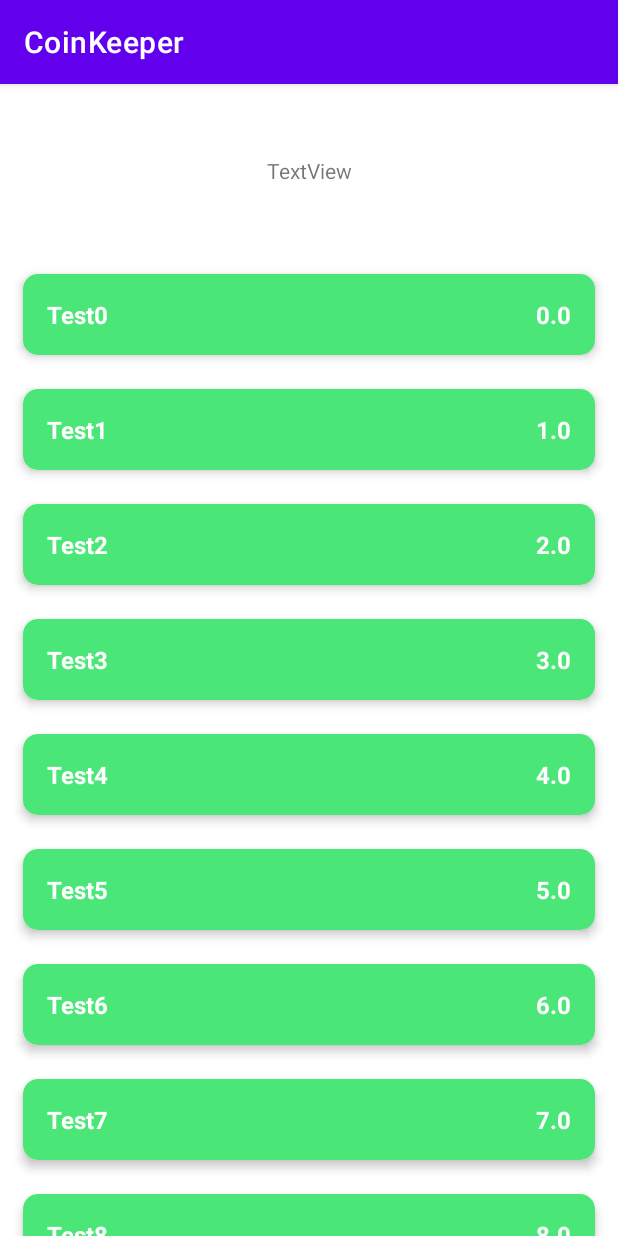
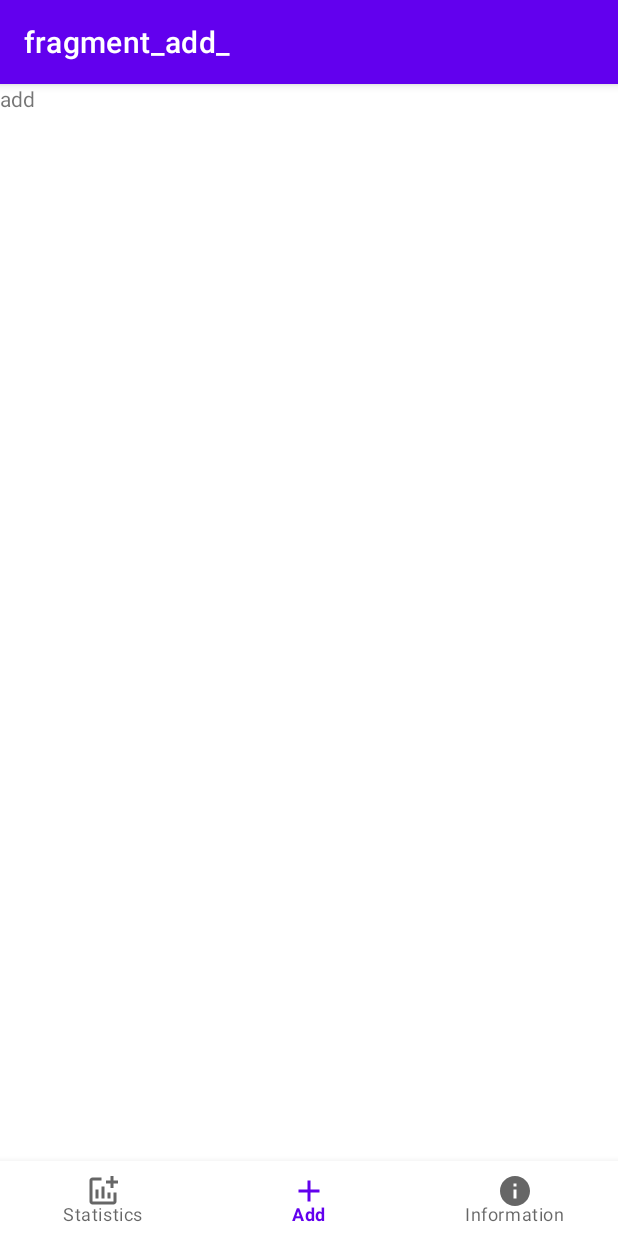
Before and after one commit to YungDenn/CoinKeeper, an Android app: the screen it shows after launch (MainActivity), on a phone screen of 412 x 824 dp. Run offline under Robolectric (Android 15) with nearby library versions, the phone set to English and light mode, and no system bars; our stand-ins replace navigation-ui.

Commit message:
Create Bottom Navigation View

```diff
--- a/app/build.gradle
+++ b/app/build.gradle
@@ -37,6 +37,9 @@ dependencies {
     implementation 'androidx.appcompat:appcompat:1.4.1'
     implementation 'com.google.android.material:material:1.5.0'
     implementation 'androidx.constraintlayout:constraintlayout:2.1.3'
+    implementation 'androidx.navigation:navigation-fragment-ktx:2.4.1'
+    implementation 'androidx.navigation:navigation-ui-ktx:2.4.1'
+    implementation 'androidx.legacy:legacy-support-v4:1.0.0'
     testImplementation 'junit:junit:4.+'
     androidTestImplementation 'androidx.test.ext:junit:1.1.3'
     androidTestImplementation 'androidx.test.espresso:espresso-core:3.4.0'
--- /dev/null
+++ b/app/src/main/java/com/example/coinkeeper/Add_Fragment.kt
@@ -0,0 +1,59 @@
+package com.example.coinkeeper
+
+import android.os.Bundle
+import androidx.fragment.app.Fragment
+import android.view.LayoutInflater
+import android.view.View
+import android.view.ViewGroup
+
+// TODO: Rename parameter arguments, choose names that match
+// the fragment initialization parameters, e.g. ARG_ITEM_NUMBER
+private const val ARG_PARAM1 = "param1"
+private const val ARG_PARAM2 = "param2"
+
+/**
+ * A simple [Fragment] subclass.
+ * Use the [Add_Fragment.newInstance] factory method to
+ * create an instance of this fragment.
+ */
+class Add_Fragment : Fragment() {
+    // TODO: Rename and change types of parameters
+    private var param1: String? = null
+    private var param2: String? = null
+
+    override fun onCreate(savedInstanceState: Bundle?) {
+        super.onCreate(savedInstanceState)
+        arguments?.let {
+            param1 = it.getString(ARG_PARAM1)
+            param2 = it.getString(ARG_PARAM2)
+        }
+    }
+
+    override fun onCreateView(
+        inflater: LayoutInflater, container: ViewGroup?,
+        savedInstanceState: Bundle?
+    ): View? {
+        // Inflate the layout for this fragment
+        return inflater.inflate(R.layout.fragment_add_, container, false)
+    }
+
+    companion object {
+        /**
+         * Use this factory method to create a new instance of
+         * this fragment using the provided parameters.
+         *
+         * @param param1 Parameter 1.
+         * @param param2 Parameter 2.
+         * @return A new instance of fragment Add_Fragment.
+         */
+        // TODO: Rename and change types and number of parameters
+        @JvmStatic
+        fun newInstance(param1: String, param2: String) =
+            Add_Fragment().apply {
+                arguments = Bundle().apply {
+                    putString(ARG_PARAM1, param1)
+                    putString(ARG_PARAM2, param2)
+                }
+            }
+    }
+}
--- a/app/src/main/java/com/example/coinkeeper/presentation/MainActivity.kt
+++ b/app/src/main/java/com/example/coinkeeper/presentation/MainActivity.kt
@@ -5,9 +5,15 @@ import android.os.Bundle
 import androidx.fragment.app.FragmentContainerView
 import androidx.lifecycle.ViewModel
 import androidx.lifecycle.ViewModelProvider
+import androidx.navigation.findNavController
+import androidx.navigation.fragment.NavHostFragment
+import androidx.navigation.ui.AppBarConfiguration
+import androidx.navigation.ui.setupActionBarWithNavController
+import androidx.navigation.ui.setupWithNavController
 import androidx.recyclerview.widget.RecyclerView
 import com.example.coinkeeper.R
 import com.example.coinkeeper.presentation.FinanceListAdapter
+import com.google.android.material.bottomnavigation.BottomNavigationView
 
 
 class MainActivity : AppCompatActivity() {
@@ -19,30 +25,45 @@ class MainActivity : AppCompatActivity() {
     override fun onCreate(savedInstanceState: Bundle?) {
         super.onCreate(savedInstanceState)
         setContentView(R.layout.activity_main)
-        setupRecyclerView()
-        viewModel = ViewModelProvider(this).get(MainViewModel::class.java)
-        viewModel.financeList.observe(this) {
-            financeListAdapter.submitList(it)
-        }
+        setupBottomNavigationView()
+
+        //setupRecyclerView()
+//        viewModel = ViewModelProvider(this).get(MainViewModel::class.java)
+//        viewModel.financeList.observe(this) {
+//            financeListAdapter.submitList(it)
+//        }
 
     }
+    private fun setupBottomNavigationView(){
+        val bottomNavigationView = findViewById<BottomNavigationView>(R.id.bottomNavigationView)
 
-    private fun setupRecyclerView() {
-        val rvShopList = findViewById<RecyclerView>(R.id.rvFinanceItem)
-        with(rvShopList) {
-            financeListAdapter = FinanceListAdapter()
-            adapter = financeListAdapter
-            recycledViewPool.setMaxRecycledViews(
-                FinanceListAdapter.VIEW_TYPE_INCOME,
-                FinanceListAdapter.MAX_POOL_SIZE
-            )
-            recycledViewPool.setMaxRecycledViews(
-                FinanceListAdapter.VIEW_TYPE_EXPENSE,
-                FinanceListAdapter.MAX_POOL_SIZE
-            )
-            setupClickListener()
-        }
+        val navHostFragment = supportFragmentManager.findFragmentById(R.id.fragmentContainer) as NavHostFragment
+        val navController = navHostFragment.navController
+
+        //val appBarConfiguration = AppBarConfiguration(setOf(R.id.home_Fragment, R.id.stat_Fragment, R.id.info_Fragment))
+        setupActionBarWithNavController(navController)
+        //setupActionBarWithNavController(navController, appBarConfiguration)
+
+        bottomNavigationView.setupWithNavController(navController)
+        //bottomNavigationMenu.setupWithNavController(navController)
     }
+
+    //private fun setupRecyclerView() {
+    //    val rvShopList = findViewById<RecyclerView>(R.id.rvFinanceItem)
+    //    with(rvShopList) {
+    //        financeListAdapter = FinanceListAdapter()
+    //        adapter = financeListAdapter
+    //        recycledViewPool.setMaxRecycledViews(
+    //            FinanceListAdapter.VIEW_TYPE_INCOME,
+    //            FinanceListAdapter.MAX_POOL_SIZE
+    //        )
+    //        recycledViewPool.setMaxRecycledViews(
+    //            FinanceListAdapter.VIEW_TYPE_EXPENSE,
+    //            FinanceListAdapter.MAX_POOL_SIZE
+    //        )
+    //        setupClickListener()
+    //    }
+    //}
 
     private fun setupClickListener() {
         financeListAdapter.onFinanceItemClickListener = {
--- /dev/null
+++ b/app/src/main/res/drawable/ic_baseline_add_24.xml
@@ -0,0 +1,5 @@
+<vector android:height="24dp" android:tint="#000000"
+    android:viewportHeight="24" android:viewportWidth="24"
+    android:width="24dp" xmlns:android="http://schemas.android.com/apk/res/android">
+    <path android:fillColor="@android:color/white" android:pathData="M19,13h-6v6h-2v-6H5v-2h6V5h2v6h6v2z"/>
+</vector>
--- /dev/null
+++ b/app/src/main/res/drawable/ic_baseline_info_24.xml
@@ -0,0 +1,5 @@
+<vector android:height="24dp" android:tint="#FFFFFF"
+    android:viewportHeight="24" android:viewportWidth="24"
+    android:width="24dp" xmlns:android="http://schemas.android.com/apk/res/android">
+    <path android:fillColor="@android:color/white" android:pathData="M12,2C6.48,2 2,6.48 2,12s4.48,10 10,10 10,-4.48 10,-10S17.52,2 12,2zM13,17h-2v-6h2v6zM13,9h-2L11,7h2v2z"/>
+</vector>
--- /dev/null
+++ b/app/src/main/res/drawable/ic_baseline_stat_24.xml
@@ -0,0 +1,5 @@
+<vector android:height="24dp" android:tint="#FFFFFF"
+    android:viewportHeight="24" android:viewportWidth="24"
+    android:width="24dp" xmlns:android="http://schemas.android.com/apk/res/android">
+    <path android:fillColor="@android:color/white" android:pathData="M22,5v2h-3v3h-2L17,7h-3L14,5h3L17,2h2v3h3zM19,19L5,19L5,5h6L11,3L5,3c-1.1,0 -2,0.9 -2,2v14c0,1.1 0.9,2 2,2h14c1.1,0 2,-0.9 2,-2v-6h-2v6zM15,13v4h2v-4h-2zM11,17h2L13,9h-2v8zM9,17v-6L7,11v6h2z"/>
+</vector>
--- a/app/src/main/res/layout/activity_main.xml
+++ b/app/src/main/res/layout/activity_main.xml
@@ -6,34 +6,28 @@
     android:layout_height="match_parent"
     tools:context=".presentation.MainActivity">
 
-    <androidx.constraintlayout.widget.Guideline
-        android:id="@+id/guideline2"
-        android:layout_width="wrap_content"
-        android:layout_height="wrap_content"
-        android:orientation="horizontal"
-        app:layout_constraintEnd_toEndOf="parent"
-        app:layout_constraintGuide_percent="0.15"
-        app:layout_constraintStart_toStartOf="parent"
-        app:layout_constraintTop_toTopOf="parent" />
 
-    <androidx.recyclerview.widget.RecyclerView
-        android:id="@+id/rvFinanceItem"
+    <androidx.fragment.app.FragmentContainerView
+        android:id="@+id/fragmentContainer"
+        android:name="androidx.navigation.fragment.NavHostFragment"
         android:layout_width="0dp"
         android:layout_height="0dp"
+        app:defaultNavHost="true"
+        app:layout_constraintBottom_toTopOf="@+id/bottomNavigationView"
+        app:layout_constraintEnd_toEndOf="parent"
+        app:layout_constraintStart_toStartOf="parent"
+        app:layout_constraintTop_toTopOf="parent"
+        app:navGraph="@navigation/my_nav" />
+
+    <com.google.android.material.bottomnavigation.BottomNavigationView
+        android:id="@+id/bottomNavigationView"
+        android:layout_width="0dp"
+        android:layout_height="50dp"
         app:layout_constraintBottom_toBottomOf="parent"
         app:layout_constraintEnd_toEndOf="parent"
         app:layout_constraintStart_toStartOf="parent"
-        tools:listitem="@layout/finance_item_income"
-        app:layoutManager="androidx.recyclerview.widget.LinearLayoutManager"
-        app:layout_constraintTop_toTopOf="@+id/guideline2" />
+        app:menu="@menu/bottom_menu" >
 
-    <TextView
-        android:id="@+id/tvBalance"
-        android:layout_width="wrap_content"
-        android:layout_height="wrap_content"
-        android:text="TextView"
-        app:layout_constraintBottom_toTopOf="@+id/rvFinanceItem"
-        app:layout_constraintEnd_toEndOf="parent"
-        app:layout_constraintStart_toStartOf="parent"
-        app:layout_constraintTop_toTopOf="parent" />
+    </com.google.android.material.bottomnavigation.BottomNavigationView>
+
 </androidx.constraintlayout.widget.ConstraintLayout>
--- /dev/null
+++ b/app/src/main/res/layout/fragment_add_.xml
@@ -0,0 +1,14 @@
+<?xml version="1.0" encoding="utf-8"?>
+<FrameLayout xmlns:android="http://schemas.android.com/apk/res/android"
+    xmlns:tools="http://schemas.android.com/tools"
+    android:layout_width="match_parent"
+    android:layout_height="match_parent"
+    tools:context=".Add_Fragment">
+
+    <!-- TODO: Update blank fragment layout -->
+    <TextView
+        android:layout_width="match_parent"
+        android:layout_height="match_parent"
+        android:text="add" />
+
+</FrameLayout>
--- /dev/null
+++ b/app/src/main/res/menu/bottom_menu.xml
@@ -0,0 +1,19 @@
+<?xml version="1.0" encoding="utf-8"?>
+<menu xmlns:android="http://schemas.android.com/apk/res/android">
+
+    <item
+        android:id="@+id/add_Fragment"
+        android:icon="@drawable/ic_baseline_add_24"
+        android:title="Add"
+        android:orderInCategory="2"/>
+    <item
+        android:id="@+id/info_Fragment"
+        android:icon="@drawable/ic_baseline_stat_24"
+        android:title="Statistics"
+        android:orderInCategory="1"/>
+    <item
+        android:id="@+id/statistics_Fragment"
+        android:icon="@drawable/ic_baseline_info_24"
+        android:title="Information"
+        android:orderInCategory="3"/>
+</menu>
--- /dev/null
+++ b/app/src/main/res/navigation/my_nav.xml
@@ -0,0 +1,23 @@
+<?xml version="1.0" encoding="utf-8"?>
+<navigation xmlns:android="http://schemas.android.com/apk/res/android"
+    xmlns:app="http://schemas.android.com/apk/res-auto"
+    xmlns:tools="http://schemas.android.com/tools"
+    android:id="@+id/my_nav"
+    app:startDestination="@id/add_Fragment">
+
+    <fragment
+        android:id="@+id/add_Fragment"
+        android:name="com.example.coinkeeper.Add_Fragment"
+        android:label="fragment_add_"
+        tools:layout="@layout/fragment_add_" />
+    <fragment
+        android:id="@+id/info_Fragment"
+        android:name="com.example.coinkeeper.info_Fragment"
+        android:label="fragment_info_"
+        tools:layout="@layout/fragment_info_" />
+    <fragment
+        android:id="@+id/statistics_Fragment"
+        android:name="com.example.coinkeeper.statistics_Fragment"
+        android:label="fragment_statistics_"
+        tools:layout="@layout/fragment_statistics_" />
+</navigation>
--- a/app/src/main/res/values/strings.xml
+++ b/app/src/main/res/values/strings.xml
@@ -1,3 +1,5 @@
 <resources>
     <string name="app_name">CoinKeeper</string>
+    <!-- TODO: Remove or change this placeholder text -->
+    <string name="hello_blank_fragment">Hello blank fragment</string>
 </resources>
```
Also changed, not shown: app/src/main/java/com/example/coinkeeper/info_Fragment.kt (added, +59 -0 lines), app/src/main/java/com/example/coinkeeper/statistics_Fragment.kt (added, +59 -0 lines), app/src/main/res/layout/fragment_info_.xml (added, +14 -0 lines), app/src/main/res/layout/fragment_statistics_.xml (added, +14 -0 lines).
